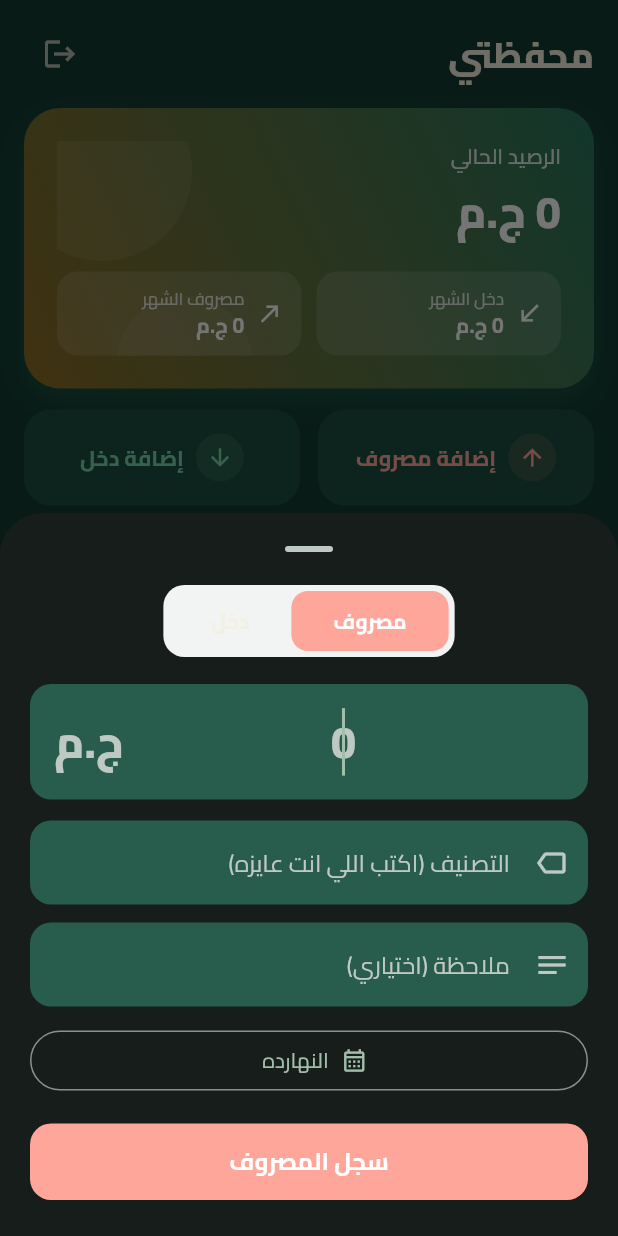
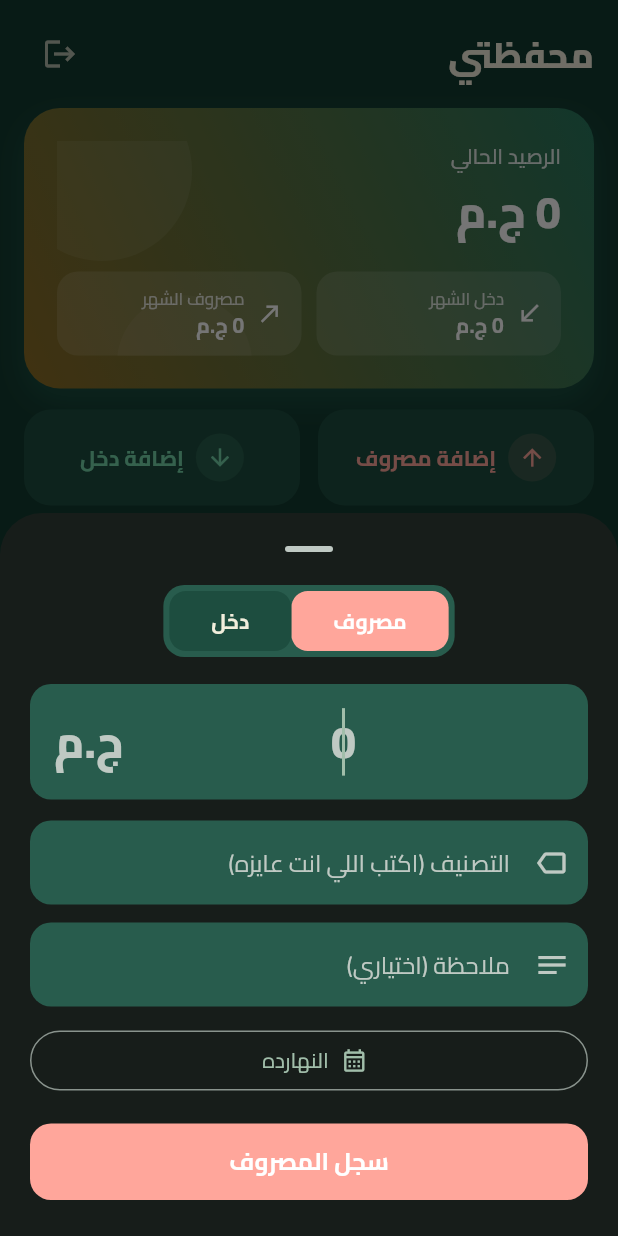
Before and after one commit to FROG-ctrl/-mahfazaty-, a Flutter app: the screen it shows after launch, after a tap on "تخطي", after a tap on "إضافة مصروف", on a phone screen of 412 x 824 dp. Run offline on Flutter 3.47's test engine with Material 3 defaults, Android fonts, the phone set to English and light mode, and no system bars; our stand-ins replace firebase_auth, firebase_core, flutter_local_notifications, flutter_timezone, lottie, shared_preferences and 1 more; accounts and stored records are empty.

Commit message:
Fix themed transaction toggle and unpaid month contrast

```diff
--- a/lib/screens/add_transaction_sheet.dart
+++ b/lib/screens/add_transaction_sheet.dart
@@ -145,7 +145,7 @@ class _AddTransactionSheetState extends State<_AddTransactionSheet> {
           Center(
             child: Container(
               decoration: BoxDecoration(
-                color: Color(0xFFF1F4F3),
+                color: Theme.of(context).inputDecorationTheme.fillColor,
                 borderRadius: BorderRadius.circular(14),
               ),
               padding: EdgeInsets.all(4),
@@ -279,13 +279,13 @@ class _TypeButton extends StatelessWidget {
         duration: Duration(milliseconds: 180),
         padding: EdgeInsets.symmetric(horizontal: 28, vertical: 10),
         decoration: BoxDecoration(
-          color: selected ? color : Colors.transparent,
+          color: selected ? color : Theme.of(context).colorScheme.surface,
           borderRadius: BorderRadius.circular(11),
         ),
         child: AppText(
           label,
           style: TextStyle(
-            color: selected ? Colors.white : AppColors.muted,
+            color: selected ? Colors.white : AppColors.ink,
             fontWeight: FontWeight.w700,
           ),
         ),
--- a/lib/screens/jam3eyat_screen.dart
+++ b/lib/screens/jam3eyat_screen.dart
@@ -378,7 +378,7 @@ class _Jam3eyaDetails extends StatelessWidget {
                         ? AppColors.emerald
                         : isReceive
                         ? AppColors.gold.withValues(alpha: 0.15)
-                        : Color(0xFFF1F4F3),
+                        : Theme.of(context).inputDecorationTheme.fillColor,
                     borderRadius: BorderRadius.circular(12),
                     border: Border.all(
                       color: isReceive
@@ -419,7 +419,7 @@ class _Jam3eyaDetails extends StatelessWidget {
                           fontSize: 10.5,
                           color: paid
                               ? Colors.white.withValues(alpha: 0.9)
-                              : AppColors.muted,
+                              : AppColors.ink,
                         ),
                       ),
                     ],
--- a/lib/screens/settings_screen.dart
+++ b/lib/screens/settings_screen.dart
@@ -246,7 +246,7 @@ class SettingsScreen extends StatelessWidget {
           SizedBox(height: 20),
           Center(
             child: Text(
-              en ? 'Mahfazaty · 1.5.0' : 'محفظتي · 1.5.0',
+              en ? 'Mahfazaty · 1.5.1' : 'محفظتي · 1.5.1',
               style: Theme.of(context).textTheme.bodySmall,
             ),
           ),
--- a/pubspec.yaml
+++ b/pubspec.yaml
@@ -1,7 +1,7 @@
 name: mahfazaty
 description: "محفظتي - مصاريفك وسلفك وجمعياتك في مكان واحد"
 publish_to: 'none'
-version: 1.5.0+6
+version: 1.5.1+7
 
 environment:
   sdk: ^3.9.0
```
Also changed, not shown: 2 other files.
